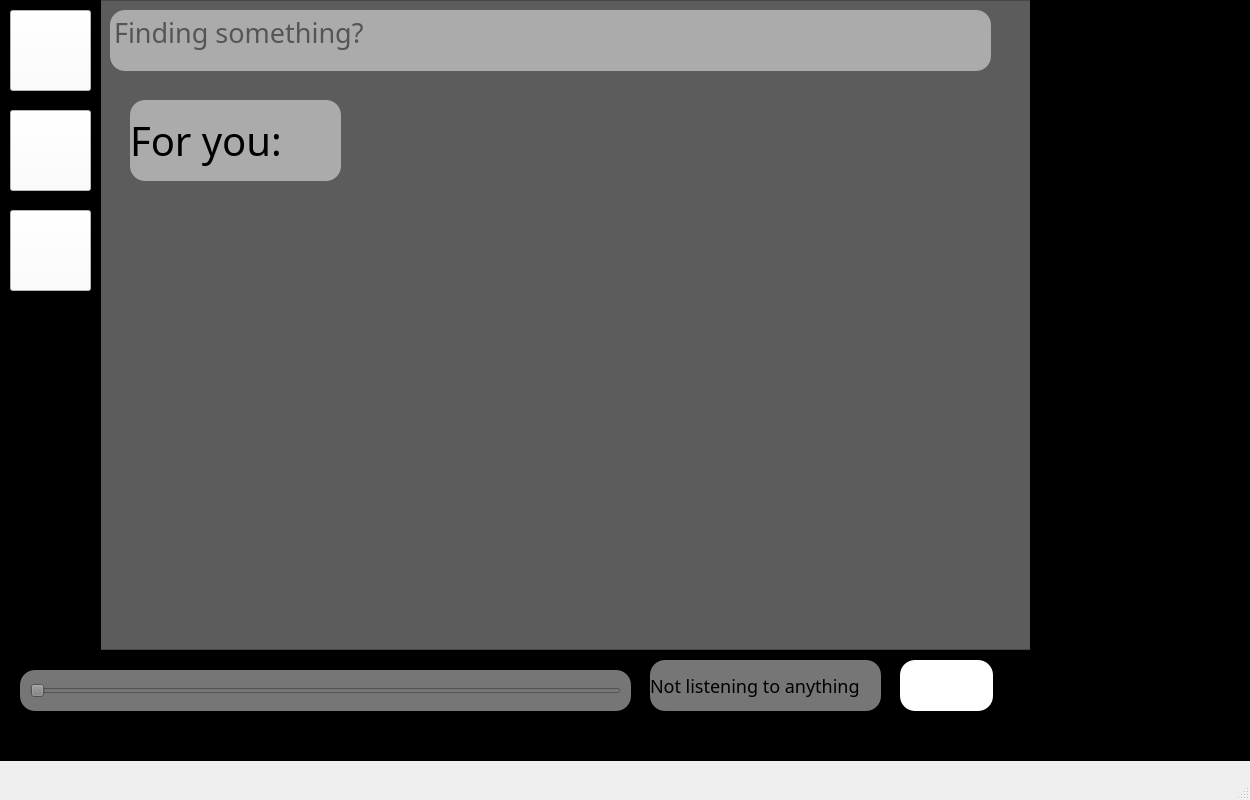
The window that ui/mainmenu.ui (DoMinhTuong/python-app) describes before a commit, drawn with Qt 5.
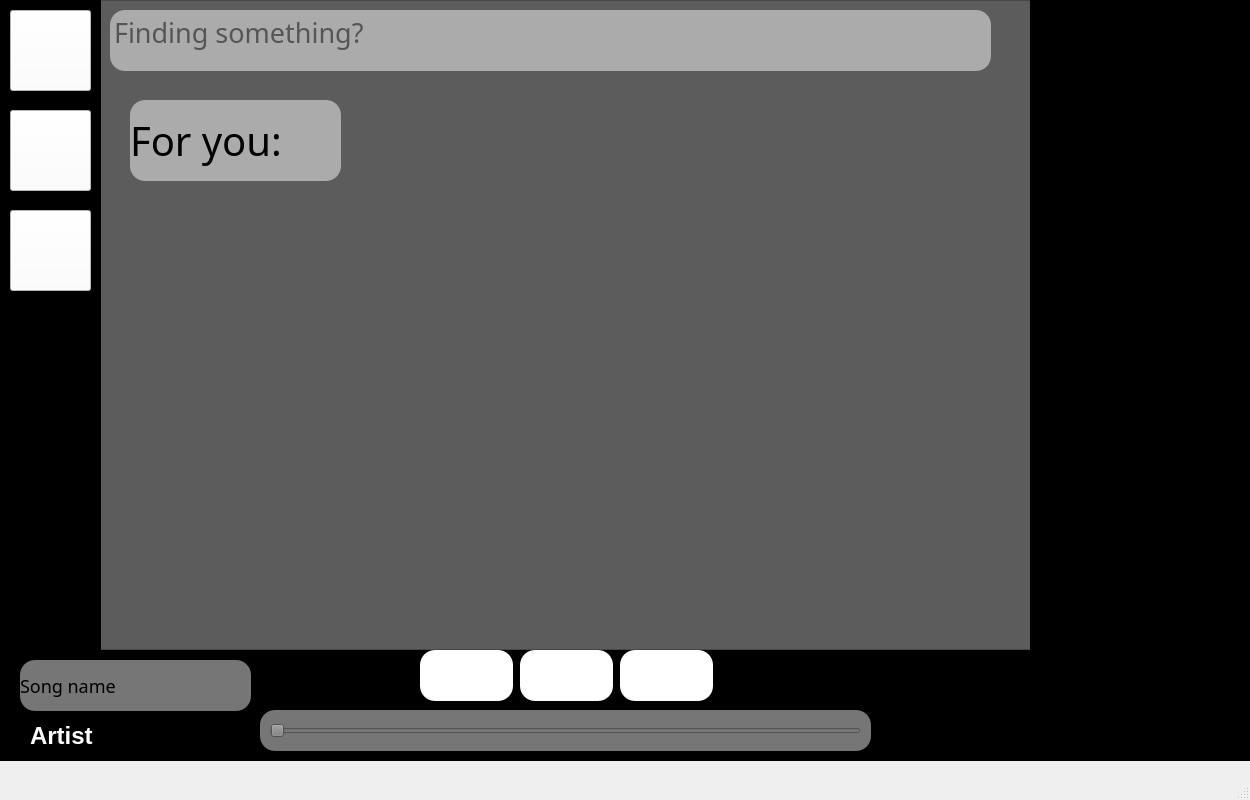
The same window after the commit. The open tabs and pages were chosen to show the change. Icons and pictures are not drawn.

What changed in the file:
```diff
--- a/ui/mainmenu.ui
+++ b/ui/mainmenu.ui
@@ -861,8 +861,8 @@
     <widget class="QPushButton" name="start_btn">
      <property name="geometry">
       <rect>
-       <x>900</x>
-       <y>10</y>
+       <x>520</x>
+       <y>0</y>
        <width>93</width>
        <height>51</height>
       </rect>
@@ -883,7 +883,7 @@
     <widget class="QLabel" name="playing_song_txt">
      <property name="geometry">
       <rect>
-       <x>650</x>
+       <x>20</x>
        <y>10</y>
        <width>231</width>
        <height>51</height>
@@ -902,14 +902,14 @@
 color: rgb(0, 0, 0);</string>
      </property>
      <property name="text">
-      <string>Not listening to anything</string>
+      <string>Song name</string>
      </property>
     </widget>
     <widget class="QFrame" name="frame_10">
      <property name="geometry">
       <rect>
-       <x>20</x>
-       <y>20</y>
+       <x>260</x>
+       <y>60</y>
        <width>611</width>
        <height>41</height>
       </rect>
@@ -938,6 +938,72 @@
       </property>
      </widget>
     </widget>
+    <widget class="QLabel" name="label">
+     <property name="geometry">
+      <rect>
+       <x>30</x>
+       <y>70</y>
+       <width>191</width>
+       <height>31</height>
+      </rect>
+     </property>
+     <property name="font">
+      <font>
+       <pointsize>18</pointsize>
+       <bold>true</bold>
+      </font>
+     </property>
+     <property name="styleSheet">
+      <string notr="true">color:rgb(255, 255, 255);</string>
+     </property>
+     <property name="text">
+      <string>Artist</string>
+     </property>
+    </widget>
+    <widget class="QPushButton" name="start_btn_2">
+     <property name="geometry">
+      <rect>
+       <x>420</x>
+       <y>0</y>
+       <width>93</width>
+       <height>51</height>
+      </rect>
+     </property>
+     <property name="styleSheet">
+      <string notr="true">background-color:rgb(255, 255, 255);
+border-radius: 15px;
+</string>
+     </property>
+     <property name="text">
+      <string/>
+     </property>
+     <property name="icon">
+      <iconset>
+       <normaloff>../img/forward-solid.svg</normaloff>../img/forward-solid.svg</iconset>
+     </property>
+    </widget>
+    <widget class="QPushButton" name="start_btn_3">
+     <property name="geometry">
+      <rect>
+       <x>620</x>
+       <y>0</y>
+       <width>93</width>
+       <height>51</height>
+      </rect>
+     </property>
+     <property name="styleSheet">
+      <string notr="true">background-color:rgb(255, 255, 255);
+border-radius: 15px;
+</string>
+     </property>
+     <property name="text">
+      <string/>
+     </property>
+     <property name="icon">
+      <iconset>
+       <normaloff>../img/forward-solid.svg</normaloff>../img/forward-solid.svg</iconset>
+     </property>
+    </widget>
    </widget>
    <widget class="QFrame" name="frame_9">
     <property name="geometry">
```
Left out of the diff: 2 changed lines with no effect on the pictures.
